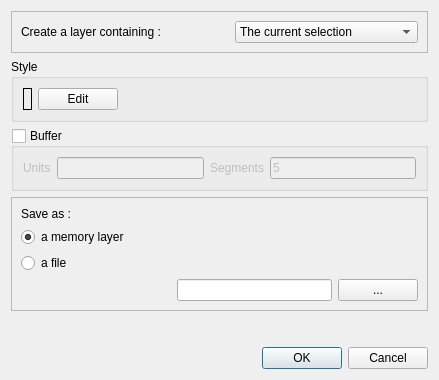
First picture: the form in ui_plugin_mask.ui, repository aeag/mask, before the edit.
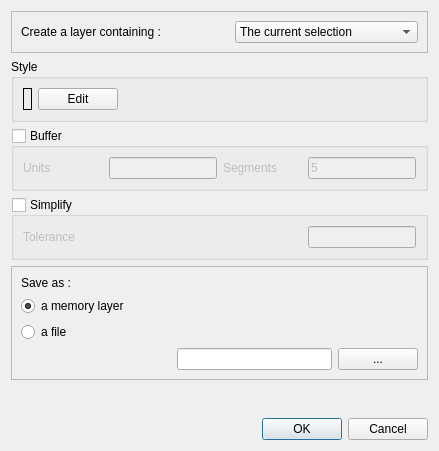
Second picture: the form after the edit.

Commit message: Add simplification (from QgsGeometry)

The edit to the form file:
```diff
--- a/ui_plugin_mask.ui
+++ b/ui_plugin_mask.ui
@@ -7,7 +7,7 @@
     <x>0</x>
     <y>0</y>
     <width>439</width>
-    <height>380</height>
+    <height>451</height>
    </rect>
   </property>
   <property name="windowTitle">
@@ -133,16 +133,35 @@
        <layout class="QHBoxLayout" name="horizontalLayout_3">
         <item>
          <widget class="QLabel" name="label_2">
+          <property name="sizePolicy">
+           <sizepolicy hsizetype="Expanding" vsizetype="Preferred">
+            <horstretch>0</horstretch>
+            <verstretch>0</verstretch>
+           </sizepolicy>
+          </property>
           <property name="text">
            <string>Units</string>
           </property>
          </widget>
         </item>
         <item>
-         <widget class="QLineEdit" name="bufferUnits"/>
+         <widget class="QLineEdit" name="bufferUnits">
+          <property name="sizePolicy">
+           <sizepolicy hsizetype="Minimum" vsizetype="Fixed">
+            <horstretch>0</horstretch>
+            <verstretch>0</verstretch>
+           </sizepolicy>
+          </property>
+         </widget>
         </item>
         <item>
          <widget class="QLabel" name="label_4">
+          <property name="sizePolicy">
+           <sizepolicy hsizetype="Expanding" vsizetype="Preferred">
+            <horstretch>0</horstretch>
+            <verstretch>0</verstretch>
+           </sizepolicy>
+          </property>
           <property name="text">
            <string>Segments</string>
           </property>
@@ -150,6 +169,12 @@
         </item>
         <item>
          <widget class="QLineEdit" name="bufferSegments">
+          <property name="sizePolicy">
+           <sizepolicy hsizetype="Minimum" vsizetype="Fixed">
+            <horstretch>0</horstretch>
+            <verstretch>0</verstretch>
+           </sizepolicy>
+          </property>
           <property name="text">
            <string>5</string>
           </property>
@@ -160,6 +185,48 @@
      </layout>
     </widget>
    </item>
+   <item>
+    <widget class="QGroupBox" name="simplifyGroup">
+     <property name="title">
+      <string>Simplify</string>
+     </property>
+     <property name="checkable">
+      <bool>true</bool>
+     </property>
+     <property name="checked">
+      <bool>false</bool>
+     </property>
+     <layout class="QVBoxLayout" name="verticalLayout_5">
+      <item>
+       <layout class="QHBoxLayout" name="horizontalLayout_5">
+        <item>
+         <widget class="QLabel" name="label_5">
+          <property name="sizePolicy">
+           <sizepolicy hsizetype="Expanding" vsizetype="Preferred">
+            <horstretch>0</horstretch>
+            <verstretch>0</verstretch>
+           </sizepolicy>
+          </property>
+          <property name="text">
+           <string>Tolerance</string>
+          </property>
+         </widget>
+        </item>
+        <item>
+         <widget class="QLineEdit" name="simplifyTolerance">
+          <property name="sizePolicy">
+           <sizepolicy hsizetype="Minimum" vsizetype="Fixed">
+            <horstretch>0</horstretch>
+            <verstretch>0</verstretch>
+           </sizepolicy>
+          </property>
+         </widget>
+        </item>
+       </layout>
+      </item>
+     </layout>
+    </widget>
+   </item>
    <item>
     <widget class="QFrame" name="frame">
      <property name="sizePolicy">
```
The commit also changes 2 other files.
